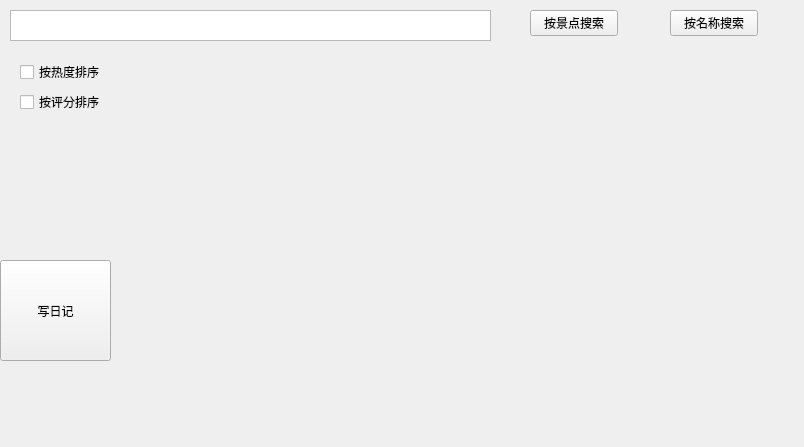
Above: ui/diarywindow.ui from ruguiima/travel-system-BUPT before the change. Below: the same form after it.
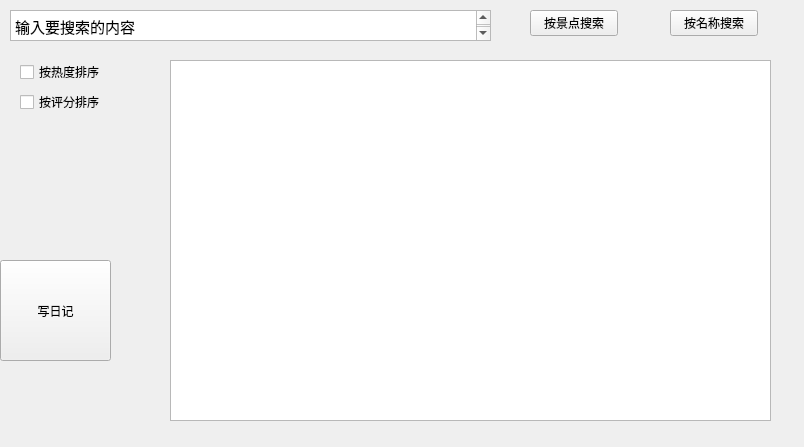
That is the form after the change.

The edit to the form file:
```diff
--- a/ui/diarywindow.ui
+++ b/ui/diarywindow.ui
@@ -22,6 +22,16 @@
      <height>31</height>
     </rect>
    </property>
+   <property name="html">
+    <string>&lt;!DOCTYPE HTML PUBLIC &quot;-//W3C//DTD HTML 4.0//EN&quot; &quot;http://www.w3.org/TR/REC-html40/strict.dtd&quot;&gt;
+&lt;html&gt;&lt;head&gt;&lt;meta name=&quot;qrichtext&quot; content=&quot;1&quot; /&gt;&lt;meta charset=&quot;utf-8&quot; /&gt;&lt;style type=&quot;text/css&quot;&gt;
+p, li { white-space: pre-wrap; }
+hr { height: 1px; border-width: 0; }
+li.unchecked::marker { content: &quot;\2610&quot;; }
+li.checked::marker { content: &quot;\2612&quot;; }
+&lt;/style&gt;&lt;/head&gt;&lt;body style=&quot; font-family:'Ubuntu Sans'; font-size:11pt; font-weight:400; font-style:normal;&quot;&gt;
+&lt;p style=&quot; margin-top:0px; margin-bottom:0px; margin-left:0px; margin-right:0px; -qt-block-indent:0; text-indent:0px;&quot;&gt;输入要搜索的内容&lt;/p&gt;&lt;/body&gt;&lt;/html&gt;</string>
+   </property>
   </widget>
   <widget class="QPushButton" name="sitesearch">
    <property name="geometry">
@@ -88,16 +98,15 @@
     <string>写日记</string>
    </property>
   </widget>
-  <widget class="QWidget" name="verticalLayoutWidget">
+  <widget class="QListWidget" name="diaryslist">
    <property name="geometry">
     <rect>
-     <x>160</x>
+     <x>170</x>
      <y>60</y>
-     <width>631</width>
-     <height>381</height>
+     <width>601</width>
+     <height>361</height>
     </rect>
    </property>
-   <layout class="QVBoxLayout" name="laout"/>
   </widget>
  </widget>
  <resources/>
```
